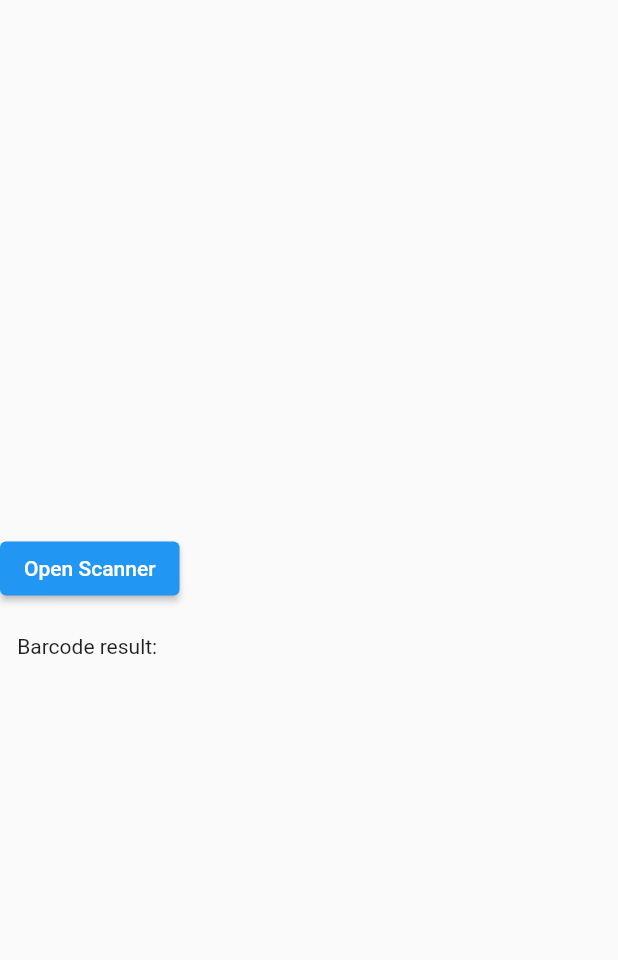
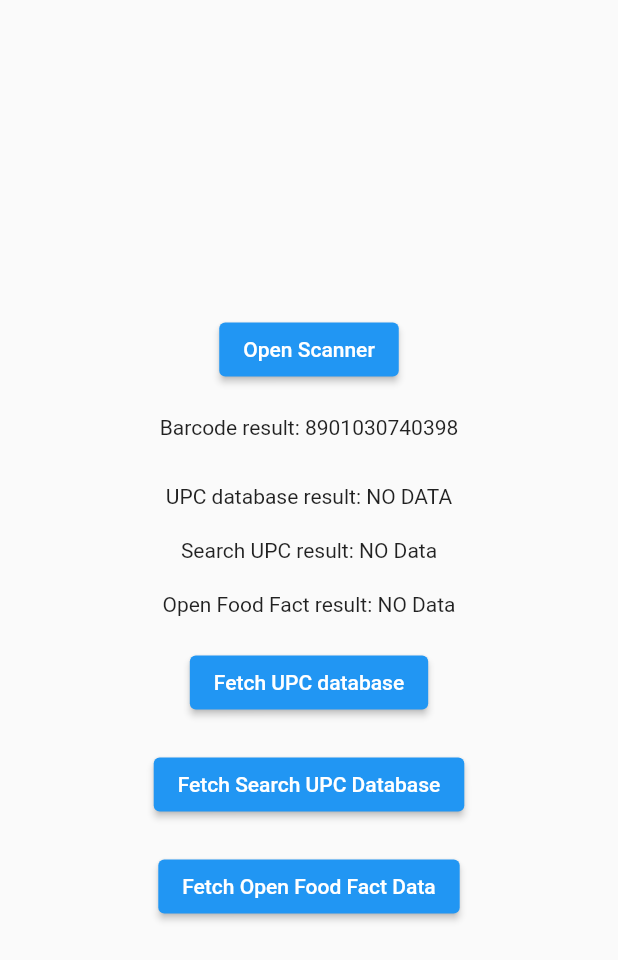
Before and after one commit to mahidul-islam/barcode, a Flutter app: the screen it shows after launch, on a phone screen of 412 x 824 dp. Shown: the top 960 px of the screen. Run offline on Flutter 3.47's test engine with Material 2 defaults, Android fonts, the phone set to English and light mode, and no system bars; our stand-ins replace dio; missing offline and left inert: simple_barcode_scanner.

Commit message:
added 2 new database

```diff
--- a/lib/main.dart
+++ b/lib/main.dart
@@ -14,7 +14,7 @@ class MainApp extends StatefulWidget {
 }
 
 class _MainAppState extends State<MainApp> {
-  String result = '';
+  String result = '8901030740398';
   @override
   Widget build(BuildContext context) {
     return Scaffold(
@@ -38,6 +38,7 @@ class _MainAppState extends State<MainApp> {
             child: const Text('Open Scanner'),
           ),
           const SizedBox(
+            width: double.maxFinite,
             height: 20,
           ),
           Text('Barcode result: $result'),
@@ -62,7 +63,7 @@ class ApiCallWidget extends StatefulWidget {
 }
 
 class _ApiCallWidgetState extends State<ApiCallWidget> {
-  Future<String> getData(String code) async {
+  Future<String> getUPCDatabaseData(String code) async {
     final dio = Dio();
     Response response = await dio.get(
       'https://api.upcdatabase.org/product/$code',
@@ -76,14 +77,56 @@ class _ApiCallWidgetState extends State<ApiCallWidget> {
     return response.data.toString();
   }
 
-  String data = 'NO DATA';
+  Future<String> getSearchUPCData(String code) async {
+    final dio = Dio();
+    Response response = await dio.get(
+      'http://www.searchupc.com/handlers/upcsearch.ashx',
+      queryParameters: {
+        'request_type': 3,
+        'access_token': '99ED432B-94DB-490D-AF68-2CEAB5AA2330',
+        'upc': code
+      },
+    );
+    return response.data.toString();
+  }
+
+  Future<String> getOpenFoodFactData(String code) async {
+    final dio = Dio();
+    try {
+      Response response = await dio.get(
+        'https://world.openfoodfacts.org/api/v2/product/$code.json',
+      );
+      return response.data.toString();
+    } catch (e) {
+      debugPrint(':: ${e.toString()}');
+      return e.toString();
+    }
+  }
+
+  String upcDatabaseResult = 'NO DATA';
+  String searchUPCResult = 'NO Data';
+  String openFoodFactResult = 'NO Data';
 
   @override
   Widget build(BuildContext context) {
     return Column(
       children: [
         Text(
-          'Api result: $data',
+          'UPC database result: $upcDatabaseResult',
+          textAlign: TextAlign.center,
+        ),
+        const SizedBox(
+          height: 20,
+        ),
+        Text(
+          'Search UPC result: $searchUPCResult',
+          textAlign: TextAlign.center,
+        ),
+        const SizedBox(
+          height: 20,
+        ),
+        Text(
+          'Open Food Fact result: $openFoodFactResult',
           textAlign: TextAlign.center,
         ),
         const SizedBox(
@@ -91,11 +134,36 @@ class _ApiCallWidgetState extends State<ApiCallWidget> {
         ),
         ElevatedButton(
           onPressed: () async {
-            data = 'Loading';
-            data = await getData(widget.code);
+            upcDatabaseResult = 'Loading';
+            setState(() {});
+            upcDatabaseResult = await getUPCDatabaseData(widget.code);
             setState(() {});
           },
-          child: const Text('Fetch'),
+          child: const Text('Fetch UPC database'),
+        ),
+        const SizedBox(
+          height: 20,
+        ),
+        ElevatedButton(
+          onPressed: () async {
+            searchUPCResult = 'Loading';
+            setState(() {});
+            searchUPCResult = await getSearchUPCData(widget.code);
+            setState(() {});
+          },
+          child: const Text('Fetch Search UPC Database'),
+        ),
+        const SizedBox(
+          height: 20,
+        ),
+        ElevatedButton(
+          onPressed: () async {
+            openFoodFactResult = 'Loading';
+            setState(() {});
+            openFoodFactResult = await getOpenFoodFactData(widget.code);
+            setState(() {});
+          },
+          child: const Text('Fetch Open Food Fact Data'),
         )
       ],
     );
```
